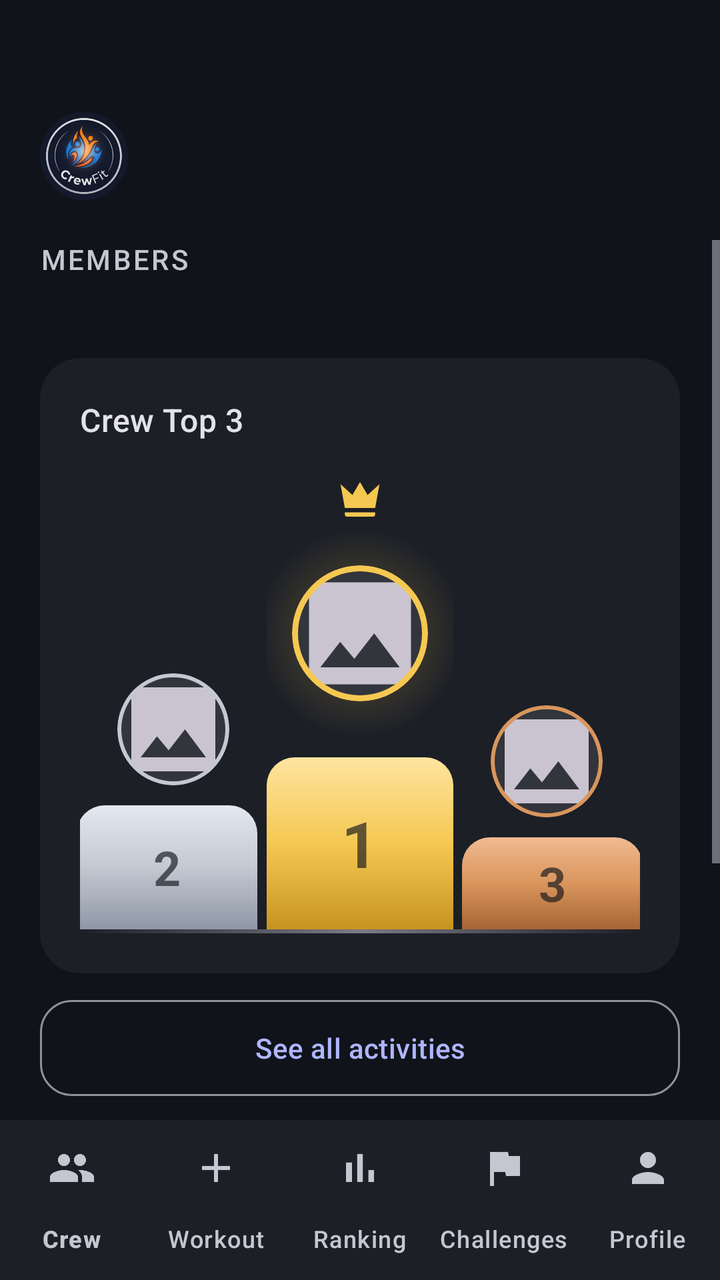
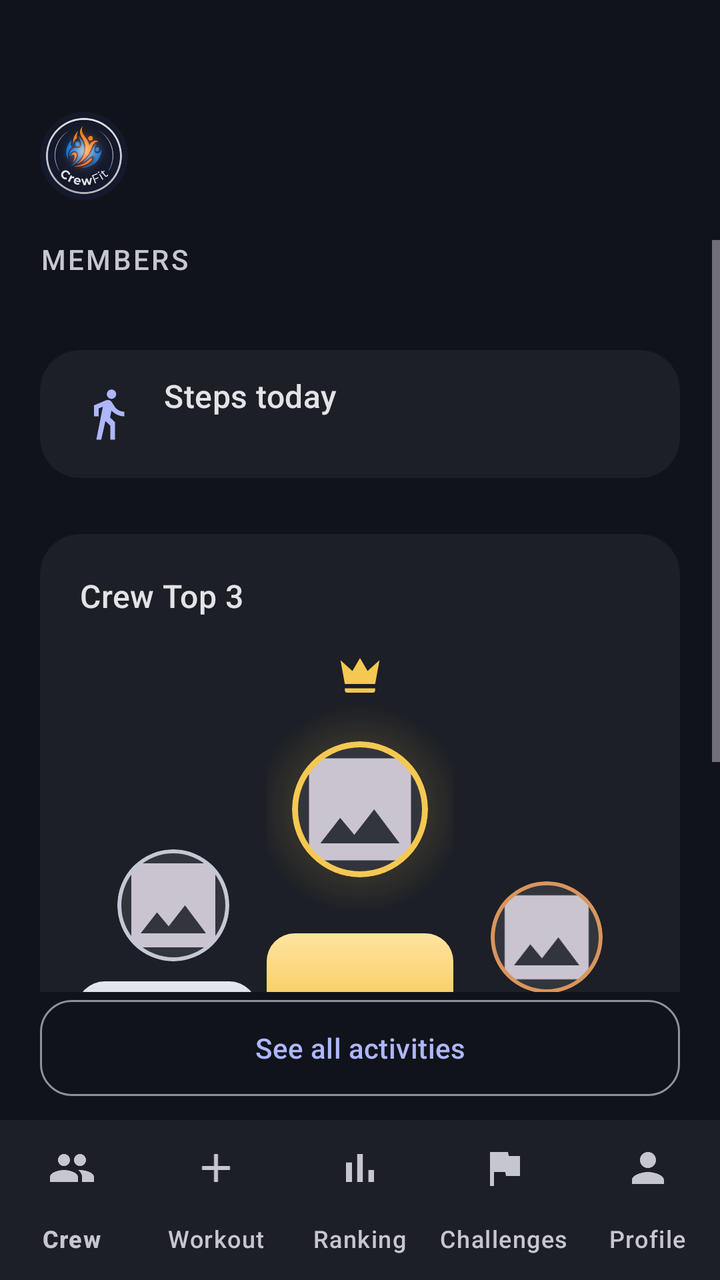

Two renders of the same Android screen: before a commit and after it. Below are the layout's source before the change and the commit's diff.
<!-- AndroidManifest.xml: application theme Theme.MobileSE -->
<!-- res/layout/screen_main_hub.xml -->
<?xml version="1.0" encoding="utf-8"?>
<androidx.constraintlayout.widget.ConstraintLayout xmlns:android="http://schemas.android.com/apk/res/android"
    xmlns:app="http://schemas.android.com/apk/res-auto"
    android:layout_width="match_parent"
    android:layout_height="match_parent"
    android:background="?attr/colorSurface">

    
    <androidx.constraintlayout.widget.ConstraintLayout
        android:id="@+id/clHeader"
        android:layout_width="match_parent"
        android:layout_height="wrap_content"
        android:paddingTop="56dp"
        android:paddingStart="@dimen/screen_padding_horizontal"
        android:paddingEnd="@dimen/screen_padding_horizontal"
        android:paddingBottom="20dp"
        app:layout_constraintTop_toTopOf="parent">

        <com.google.android.material.card.MaterialCardView
            android:id="@+id/cvHomeLogoContainer"
            android:layout_width="@dimen/logo_size_small"
            android:layout_height="@dimen/logo_size_small"
            app:cardCornerRadius="@dimen/logo_radius_small"
            app:cardElevation="0dp"
            app:strokeWidth="0dp"
            app:cardBackgroundColor="@android:color/transparent"
            app:layout_constraintTop_toTopOf="parent"
            app:layout_constraintStart_toStartOf="parent">

            <ImageView
                android:id="@+id/ivHomeLogo"
                android:layout_width="match_parent"
                android:layout_height="match_parent"
                android:src="@drawable/logo_new"
                android:contentDescription="@string/logo_desc"
                android:scaleType="centerCrop" />
        </com.google.android.material.card.MaterialCardView>

        
        <TextView
            android:id="@+id/tvHomeCrewName"
            android:layout_width="0dp"
            android:layout_height="wrap_content"
            android:textAppearance="?attr/textAppearanceHeadlineSmall"
            android:textColor="?attr/colorOnSurface"
            android:maxLines="2"
            android:ellipsize="end"
            android:layout_marginStart="16dp"
            app:layout_constraintTop_toTopOf="@id/cvHomeLogoContainer"
            app:layout_constraintBottom_toBottomOf="@id/cvHomeLogoContainer"
            app:layout_constraintStart_toEndOf="@id/cvHomeLogoContainer"
            app:layout_constraintEnd_toEndOf="parent" />
    </androidx.constraintlayout.widget.ConstraintLayout>

    <ScrollView
        android:layout_width="match_parent"
        android:layout_height="0dp"
        android:fillViewport="true"
        android:clipToPadding="false"
        app:layout_constraintTop_toBottomOf="@id/clHeader"
        app:layout_constraintBottom_toTopOf="@id/btnAllActivities">

        <androidx.constraintlayout.widget.ConstraintLayout
            android:layout_width="match_parent"
            android:layout_height="wrap_content">

        <LinearLayout
            style="@style/ContentColumn"
            android:paddingBottom="24dp">

            <TextView
                style="@style/TextAppearance.CrewFit.SectionLabel"
                android:layout_width="wrap_content"
                android:layout_height="wrap_content"
                android:text="@string/members_label" />

            <HorizontalScrollView
                android:id="@+id/hsvMembers"
                android:layout_width="match_parent"
                android:layout_height="wrap_content"
                android:layout_marginTop="12dp"
                android:scrollbars="none">

                <LinearLayout
                    android:id="@+id/llMembersContainer"
                    android:layout_width="wrap_content"
                    android:layout_height="wrap_content"
                    android:orientation="horizontal"
                    android:gravity="center_vertical" />
            </HorizontalScrollView>

            
            <com.google.android.material.card.MaterialCardView
                style="@style/Widget.CrewFit.Card"
                android:layout_width="match_parent"
                android:layout_height="wrap_content"
                android:layout_marginTop="28dp">

                <LinearLayout
                    android:layout_width="match_parent"
                    android:layout_height="wrap_content"
                    android:orientation="vertical"
                    android:padding="@dimen/card_padding">

                    <TextView
                        android:id="@+id/tvRankingLabel"
                        android:layout_width="wrap_content"
                        android:layout_height="wrap_content"
                        android:text="@string/top_3_label"
                        android:textAppearance="?attr/textAppearanceTitleMedium"
                        android:textColor="?attr/colorOnSurface" />

                    <include
                        android:id="@+id/podium"
                        layout="@layout/view_podium"
                        android:layout_width="match_parent"
                        android:layout_height="wrap_content"
                        android:layout_marginTop="16dp" />
                </LinearLayout>
            </com.google.android.material.card.MaterialCardView>

            <TextView
                android:id="@+id/tvLatestActivitiesLabel"
                style="@style/TextAppearance.CrewFit.SectionLabel"
                android:layout_width="wrap_content"
                android:layout_height="wrap_content"
                android:layout_marginTop="32dp"
                android:text="@string/latest_activities_label" />

            <LinearLayout
                android:id="@+id/llLatestActivitiesContainer"
                android:layout_width="match_parent"
                android:layout_height="wrap_content"
                android:orientation="vertical"
                android:layout_marginTop="12dp" />

        </LinearLayout>
        </androidx.constraintlayout.widget.ConstraintLayout>
    </ScrollView>

    
    <com.google.android.material.button.MaterialButton
        android:id="@+id/btnAllActivities"
        style="@style/Widget.CrewFit.Button.Outlined"
        android:layout_width="0dp"
        android:layout_height="wrap_content"
        android:layout_marginStart="@dimen/screen_padding_horizontal"
        android:layout_marginEnd="@dimen/screen_padding_horizontal"
        android:layout_marginTop="8dp"
        android:layout_marginBottom="8dp"
        android:text="@string/see_all_activities"
        app:layout_constraintStart_toStartOf="parent"
        app:layout_constraintEnd_toEndOf="parent"
        app:layout_constraintWidth_max="@dimen/content_max_width"
        app:layout_constraintBottom_toTopOf="@id/bottomNav" />

    <com.google.android.material.bottomnavigation.BottomNavigationView
        android:id="@+id/bottomNav"
        style="@style/Widget.CrewFit.BottomNav"
        android:layout_width="match_parent"
        android:layout_height="wrap_content"
        app:menu="@menu/menu_bottom_nav"
        app:layout_constraintBottom_toBottomOf="parent" />

</androidx.constraintlayout.widget.ConstraintLayout>
<!-- res/layout/view_podium.xml (included above) -->
<?xml version="1.0" encoding="utf-8"?>
<LinearLayout xmlns:android="http://schemas.android.com/apk/res/android"
    xmlns:app="http://schemas.android.com/apk/res-auto"
    android:layout_width="match_parent"
    android:layout_height="wrap_content"
    android:orientation="vertical">

    <LinearLayout
        android:layout_width="match_parent"
        android:layout_height="wrap_content"
        android:orientation="horizontal"
        android:baselineAligned="false"
        android:gravity="bottom">

        
        <LinearLayout
            android:id="@+id/llPodiumSecond"
            android:layout_width="0dp"
            android:layout_height="wrap_content"
            android:layout_weight="1"
            android:orientation="vertical"
            android:gravity="center_horizontal|bottom">

            <com.google.android.material.card.MaterialCardView
                android:id="@+id/cvPodiumSecond"
                android:layout_width="@dimen/podium_avatar_size"
                android:layout_height="@dimen/podium_avatar_size"
                android:layout_marginBottom="10dp"
                app:cardCornerRadius="@dimen/podium_avatar_radius"
                app:cardElevation="0dp"
                app:strokeWidth="2dp"
                app:strokeColor="@color/podium_second"
                app:cardBackgroundColor="?attr/colorSurfaceContainerHighest">

                <ImageView
                    android:id="@+id/ivPodiumSecond"
                    android:layout_width="match_parent"
                    android:layout_height="match_parent"
                    android:scaleType="centerCrop"
                    android:contentDescription="@string/profile_desc"
                    android:src="@drawable/ic_image" />
            </com.google.android.material.card.MaterialCardView>

            <FrameLayout
                android:layout_width="match_parent"
                android:layout_height="@dimen/podium_block_second_height"
                android:layout_marginEnd="3dp"
                android:background="@drawable/bg_podium_block_second">

                <TextView
                    android:layout_width="wrap_content"
                    android:layout_height="wrap_content"
                    android:layout_gravity="center"
                    android:text="@string/podium_rank_2"
                    android:textAppearance="?attr/textAppearanceHeadlineSmall"
                    android:textStyle="bold"
                    android:textColor="@color/podium_rank_label" />
            </FrameLayout>
        </LinearLayout>

        
        <LinearLayout
            android:id="@+id/llPodiumFirst"
            android:layout_width="0dp"
            android:layout_height="wrap_content"
            android:layout_weight="1"
            android:orientation="vertical"
            android:gravity="center_horizontal|bottom">

            
            <LinearLayout
                android:id="@+id/llPodiumFirstAvatar"
                android:layout_width="wrap_content"
                android:layout_height="wrap_content"
                android:orientation="vertical"
                android:gravity="center_horizontal">

            <ImageView
                android:layout_width="@dimen/podium_crown_size"
                android:layout_height="@dimen/podium_crown_size"
                android:layout_marginBottom="2dp"
                android:contentDescription="@null"
                android:src="@drawable/ic_crown" />

            
            <FrameLayout
                android:layout_width="wrap_content"
                android:layout_height="wrap_content"
                android:layout_marginBottom="10dp">

                <View
                    android:layout_width="@dimen/podium_glow_size"
                    android:layout_height="@dimen/podium_glow_size"
                    android:layout_gravity="center"
                    android:background="@drawable/bg_podium_glow" />

                <com.google.android.material.card.MaterialCardView
                    android:layout_width="@dimen/podium_avatar_size_first"
                    android:layout_height="@dimen/podium_avatar_size_first"
                    android:layout_gravity="center"
                    app:cardCornerRadius="@dimen/podium_avatar_radius_first"
                    app:cardElevation="0dp"
                    app:strokeWidth="3dp"
                    app:strokeColor="@color/podium_first"
                    app:cardBackgroundColor="?attr/colorSurfaceContainerHighest">

                    <ImageView
                        android:id="@+id/ivPodiumFirst"
                        android:layout_width="match_parent"
                        android:layout_height="match_parent"
                        android:scaleType="centerCrop"
                        android:contentDescription="@string/profile_desc"
                        android:src="@drawable/ic_image" />
                </com.google.android.material.card.MaterialCardView>
            </FrameLayout>
            </LinearLayout>

            <FrameLayout
                android:layout_width="match_parent"
                android:layout_height="@dimen/podium_block_first_height"
                android:background="@drawable/bg_podium_block_first">

                <TextView
                    android:layout_width="wrap_content"
                    android:layout_height="wrap_content"
                    android:layout_gravity="center"
                    android:text="@string/podium_rank_1"
                    android:textAppearance="?attr/textAppearanceHeadlineLarge"
                    android:textStyle="bold"
                    android:textColor="@color/podium_rank_label" />
            </FrameLayout>
        </LinearLayout>

        
        <LinearLayout
            android:id="@+id/llPodiumThird"
            android:layout_width="0dp"
            android:layout_height="wrap_content"
            android:layout_weight="1"
            android:orientation="vertical"
            android:gravity="center_horizontal|bottom">

            <com.google.android.material.card.MaterialCardView
                android:id="@+id/cvPodiumThird"
                android:layout_width="@dimen/podium_avatar_size"
                android:layout_height="@dimen/podium_avatar_size"
                android:layout_marginBottom="10dp"
                app:cardCornerRadius="@dimen/podium_avatar_radius"
                app:cardElevation="0dp"
                app:strokeWidth="2dp"
                app:strokeColor="@color/podium_third"
                app:cardBackgroundColor="?attr/colorSurfaceContainerHighest">

                <ImageView
                    android:id="@+id/ivPodiumThird"
                    android:layout_width="match_parent"
                    android:layout_height="match_parent"
                    android:scaleType="centerCrop"
                    android:contentDescription="@string/profile_desc"
                    android:src="@drawable/ic_image" />
            </com.google.android.material.card.MaterialCardView>

            <FrameLayout
                android:layout_width="match_parent"
                android:layout_height="@dimen/podium_block_third_height"
                android:layout_marginStart="3dp"
                android:background="@drawable/bg_podium_block_third">

                <TextView
                    android:layout_width="wrap_content"
                    android:layout_height="wrap_content"
                    android:layout_gravity="center"
                    android:text="@string/podium_rank_3"
                    android:textAppearance="?attr/textAppearanceHeadlineSmall"
                    android:textStyle="bold"
                    android:textColor="@color/podium_rank_label" />
            </FrameLayout>
        </LinearLayout>

    </LinearLayout>

    <View
        android:layout_width="match_parent"
        android:layout_height="2dp"
        android:background="@drawable/bg_podium_floor" />

</LinearLayout>
<!-- resources referenced by this layout -->
<resources>
  <color name="podium_first">#F5C851</color>
  <color name="podium_rank_label">#A6101319</color>
  <color name="podium_second">#C3C8D2</color>
  <color name="podium_third">#D9955C</color>
  <dimen name="card_padding">20dp</dimen>
  <dimen name="content_max_width">2000dp</dimen>
  <dimen name="logo_radius_small">22dp</dimen>
  <dimen name="logo_size_small">44dp</dimen>
  <dimen name="podium_avatar_radius">28dp</dimen>
  <dimen name="podium_avatar_radius_first">34dp</dimen>
  <dimen name="podium_avatar_size">56dp</dimen>
  <dimen name="podium_avatar_size_first">68dp</dimen>
  <dimen name="podium_block_first_height">86dp</dimen>
  <dimen name="podium_block_second_height">62dp</dimen>
  <dimen name="podium_block_third_height">46dp</dimen>
  <dimen name="podium_crown_size">26dp</dimen>
  <dimen name="podium_glow_size">104dp</dimen>
  <dimen name="screen_padding_horizontal">20dp</dimen>
  <string name="latest_activities_label">Latest Activities</string>
  <string name="logo_desc">CrewFit Logo</string>
  <string name="members_label">Members</string>
  <string name="podium_rank_1">1</string>
  <string name="podium_rank_2">2</string>
  <string name="podium_rank_3">3</string>
  <string name="profile_desc">Profile</string>
  <string name="see_all_activities">See all activities</string>
  <string name="top_3_label">Crew Top 3</string>
  <style name="Theme.MobileSE" parent="Base.Theme.MobileSE" />
  <color name="podium_first_light">#FFE4A0</color>
  <color name="podium_first_deep">#C79420</color>
  <color name="podium_second_light">#E4E8EF</color>
  <color name="podium_second_deep">#8F97A5</color>
  <color name="podium_third_light">#F0BA92</color>
  <color name="podium_third_deep">#A66535</color>
  <color name="md_on_surface_variant">#C6C6D0</color>
  <color name="md_surface_container">#1C1F26</color>
  <color name="md_primary">#AEB6FF</color>
  <color name="md_on_primary">#1B1B5C</color>
  <color name="md_primary_container">#3A3F9E</color>
  <color name="md_on_primary_container">#E0E3FF</color>
  <color name="md_secondary">#6FE7B7</color>
  <color name="md_on_secondary">#00382A</color>
  <color name="md_secondary_container">#00513E</color>
  <color name="md_on_secondary_container">#8CFFD1</color>
  <color name="md_tertiary">#FFB77C</color>
  <color name="md_on_tertiary">#4A2800</color>
  <color name="md_tertiary_container">#6A3B00</color>
  <color name="md_on_tertiary_container">#FFDCC2</color>
  <color name="md_error">#FFB4AB</color>
  <color name="md_on_error">#690005</color>
  <color name="md_error_container">#93000A</color>
  <color name="md_on_error_container">#FFDAD6</color>
  <color name="md_surface">#101319</color>
  <color name="md_on_surface">#E3E2E9</color>
  <color name="md_surface_variant">#45464F</color>
  <color name="md_surface_container_lowest">#0B0E13</color>
  <color name="md_surface_container_low">#181B21</color>
  <color name="md_surface_container_high">#272A31</color>
  <color name="md_surface_container_highest">#32353C</color>
  <color name="md_outline">#90909A</color>
  <color name="md_outline_variant">#45464F</color>
  <color name="md_inverse_surface">#E3E2E9</color>
  <color name="md_inverse_on_surface">#2E3036</color>
  <!-- unchanged entries left out for length: 25 -->
</resources>

<!-- the commit's change to res/layout/screen_main_hub.xml (unified diff, before → after) -->
@@ -88,6 +88,13 @@
                     android:orientation="horizontal"
                     android:gravity="center_vertical" />
             </HorizontalScrollView>
+
+            <include
+                android:id="@+id/stepsCard"
+                layout="@layout/view_steps_today"
+                android:layout_width="match_parent"
+                android:layout_height="wrap_content"
+                android:layout_marginTop="24dp" />
 
             
             <com.google.android.material.card.MaterialCardView
@@ -163,6 +170,76 @@
         app:layout_constraintBottom_toBottomOf="parent" />
 
 </androidx.constraintlayout.widget.ConstraintLayout>
+<!-- res/layout/view_steps_today.xml (included above) -->
+<?xml version="1.0" encoding="utf-8"?>
+<com.google.android.material.card.MaterialCardView xmlns:android="http://schemas.android.com/apk/res/android"
+    xmlns:app="http://schemas.android.com/apk/res-auto"
+    android:id="@+id/cvSteps"
+    style="@style/Widget.CrewFit.Card"
+    android:layout_width="match_parent"
+    android:layout_height="wrap_content">
+
+    <LinearLayout
+        android:layout_width="match_parent"
+        android:layout_height="wrap_content"
+        android:orientation="horizontal"
+        android:baselineAligned="false"
+        android:gravity="center_vertical"
+        android:paddingStart="@dimen/card_padding"
+        android:paddingEnd="@dimen/card_padding"
+        android:paddingTop="12dp"
+        android:paddingBottom="12dp">
+
+        <ImageView
+            android:layout_width="28dp"
+            android:layout_height="28dp"
+            android:contentDescription="@null"
+            android:src="@drawable/ic_steps"
+            app:tint="?attr/colorPrimary" />
+
+        <LinearLayout
+            android:layout_width="0dp"
+            android:layout_height="wrap_content"
+            android:layout_weight="1"
+            android:layout_marginStart="14dp"
+            android:orientation="vertical">
+
+            <TextView
+                android:layout_width="wrap_content"
+                android:layout_height="wrap_content"
+                android:text="@string/steps_today_label"
+                android:textAppearance="?attr/textAppearanceTitleMedium"
+                android:textColor="?attr/colorOnSurface" />
+
+            <TextView
+                android:id="@+id/tvStepsHint"
+                android:layout_width="match_parent"
+                android:layout_height="wrap_content"
+                android:layout_marginTop="2dp"
+                android:textAppearance="?attr/textAppearanceBodySmall"
+                android:textColor="?attr/colorOnSurfaceVariant" />
+        </LinearLayout>
+
+        <TextView
+            android:id="@+id/tvStepsCount"
+            android:layout_width="wrap_content"
+            android:layout_height="wrap_content"
+            android:layout_marginStart="12dp"
+            android:textAppearance="?attr/textAppearanceHeadlineSmall"
+            android:textColor="?attr/colorSecondary"
+            android:visibility="gone" />
+
+        <com.google.android.material.button.MaterialButton
+            android:id="@+id/btnConnectHealth"
+            style="@style/Widget.CrewFit.Button.Outlined"
+            android:layout_width="wrap_content"
+            android:layout_height="wrap_content"
+            android:layout_marginStart="12dp"
+            android:text="@string/steps_connect"
+            android:visibility="gone" />
+
+    </LinearLayout>
+</com.google.android.material.card.MaterialCardView>
 <!-- res/layout/view_podium.xml (included above) -->
 <?xml version="1.0" encoding="utf-8"?>
 <LinearLayout xmlns:android="http://schemas.android.com/apk/res/android"
<!-- resource entries referenced after the edit -->
@@ -18,6 +18,18 @@
   <dimen name="podium_crown_size">26dp</dimen>
   <dimen name="podium_glow_size">104dp</dimen>
   <dimen name="screen_padding_horizontal">20dp</dimen>
+  <!-- drawable ic_steps (drawable) -->
+  <?xml version="1.0" encoding="utf-8"?>
+  <vector xmlns:android="http://schemas.android.com/apk/res/android"
+      android:width="24dp"
+      android:height="24dp"
+      android:viewportWidth="24"
+      android:viewportHeight="24"
+      android:tint="?attr/colorControlNormal">
+      <path
+          android:fillColor="@android:color/white"
+          android:pathData="M13.5,5.5c1.1,0 2,-0.9 2,-2s-0.9,-2 -2,-2 -2,0.9 -2,2 0.9,2 2,2zM9.8,8.9L7,23h2.1l1.8,-8 2.1,2v6h2v-7.5l-2.1,-2 0.6,-3C14.8,12 16.8,13 19,13v-2c-1.9,0 -3.5,-1 -4.3,-2.4l-1,-1.6c-0.4,-0.6 -1,-1 -1.7,-1 -0.3,0 -0.5,0.1 -0.8,0.1L6,8.3V13h2V9.6l1.8,-0.7" />
+  </vector>
   <string name="latest_activities_label">Latest Activities</string>
   <string name="logo_desc">CrewFit Logo</string>
   <string name="members_label">Members</string>
@@ -26,6 +38,8 @@
   <string name="podium_rank_3">3</string>
   <string name="profile_desc">Profile</string>
   <string name="see_all_activities">See all activities</string>
+  <string name="steps_connect">Connect</string>
+  <string name="steps_today_label">Steps today</string>
   <string name="top_3_label">Crew Top 3</string>
   <style name="Theme.MobileSE" parent="Base.Theme.MobileSE" />
   <color name="podium_first_light">#FFE4A0</color>
